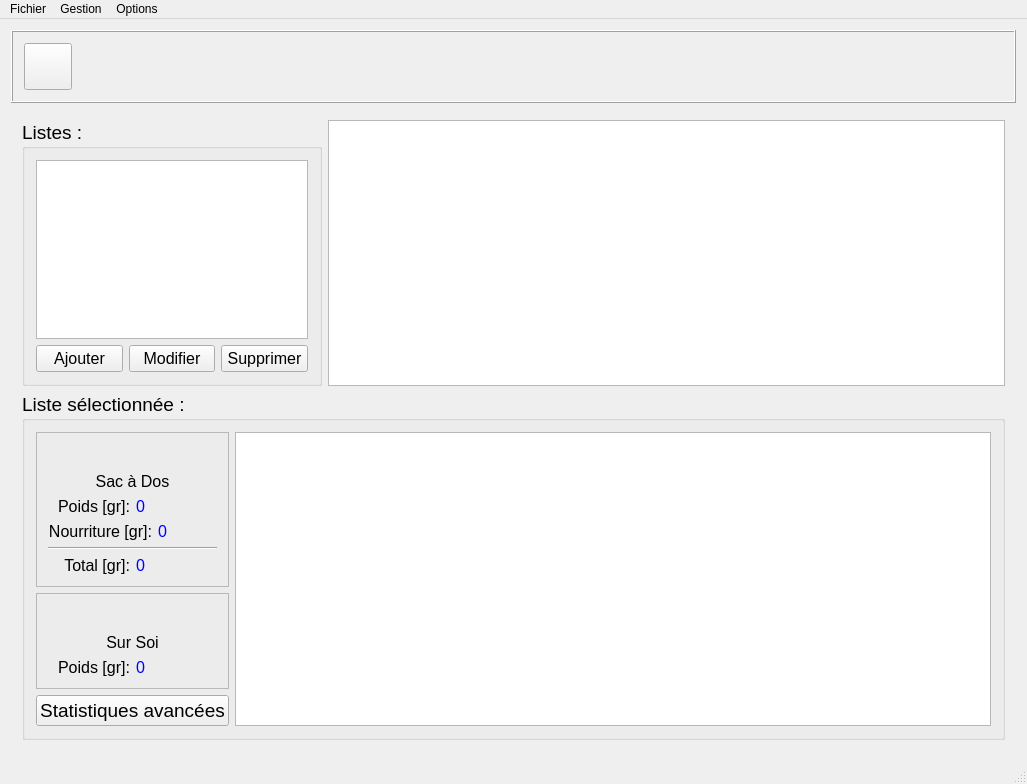
Qt form Doger/mainwindow.ui (amof/Doger) before a commit.
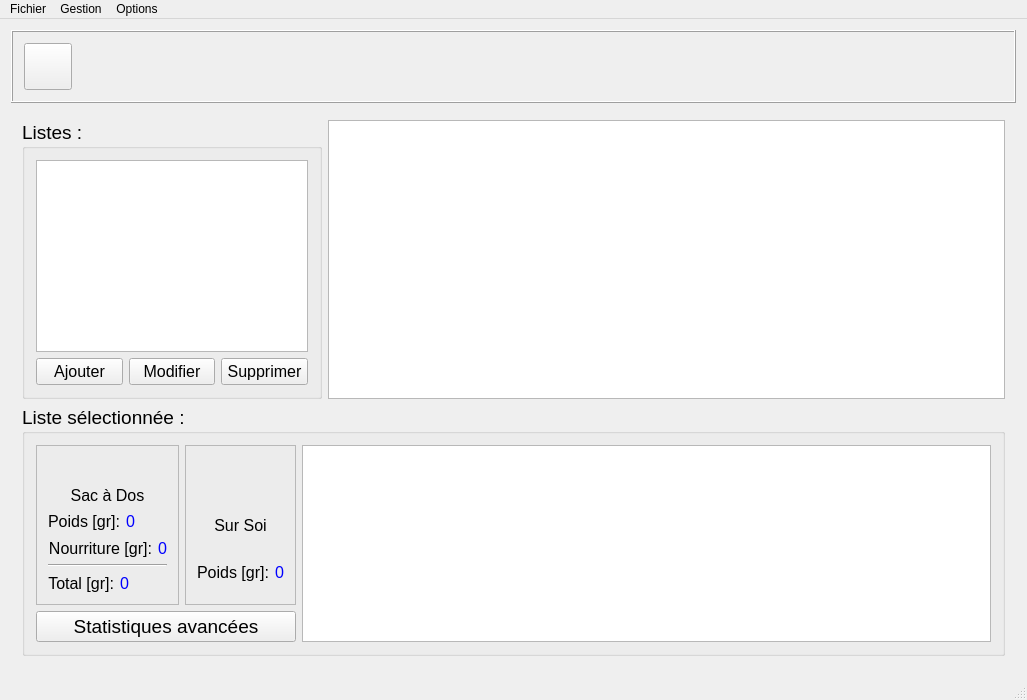
The same form after that commit. Icons and pictures are not drawn. Custom widgets are drawn as their Qt base class.

Commit message: Resize the height

```diff
--- a/Doger/mainwindow.ui
+++ b/Doger/mainwindow.ui
@@ -7,7 +7,7 @@
     <x>0</x>
     <y>0</y>
     <width>1027</width>
-    <height>784</height>
+    <height>700</height>
    </rect>
   </property>
   <property name="windowTitle">
@@ -599,6 +599,12 @@
             <verstretch>0</verstretch>
            </sizepolicy>
           </property>
+          <property name="maximumSize">
+           <size>
+            <width>16777215</width>
+            <height>16777215</height>
+           </size>
+          </property>
           <property name="font">
            <font>
             <pointsize>14</pointsize>
@@ -611,6 +617,8 @@
            <item>
             <layout class="QVBoxLayout" name="verticalLayout">
              <item>
+              <layout class="QHBoxLayout" name="horizontalLayout_14">
+               <item>
               <widget class="QFrame" name="f_backpack">
                <property name="maximumSize">
                 <size>
@@ -853,6 +861,8 @@
                 </item>
                </layout>
               </widget>
+               </item>
+              </layout>
              </item>
              <item>
               <widget class="QPushButton" name="btn_matos_stats">
```
Lines whose indentation alone changed are shown as unchanged.
